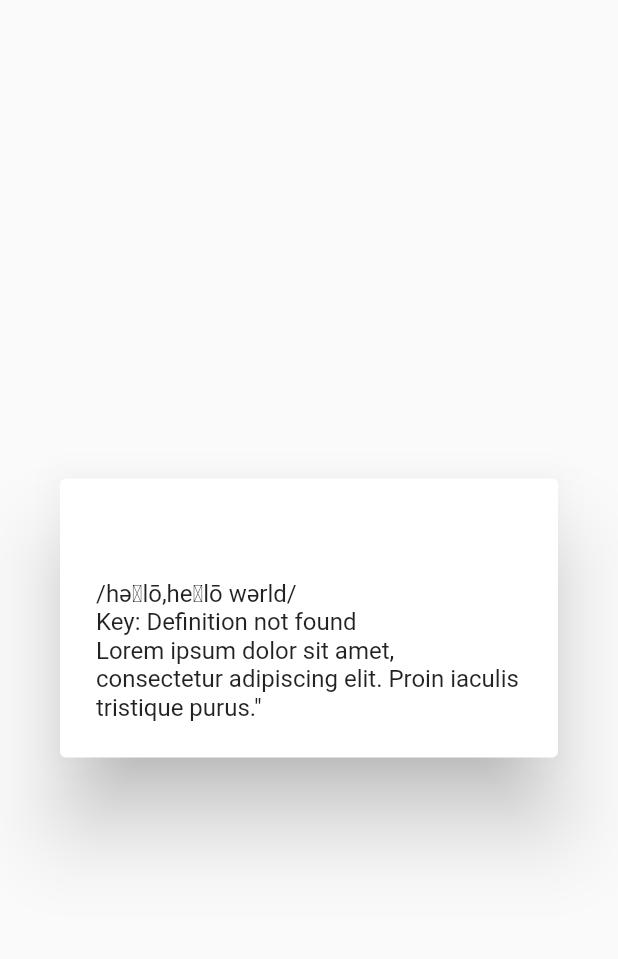
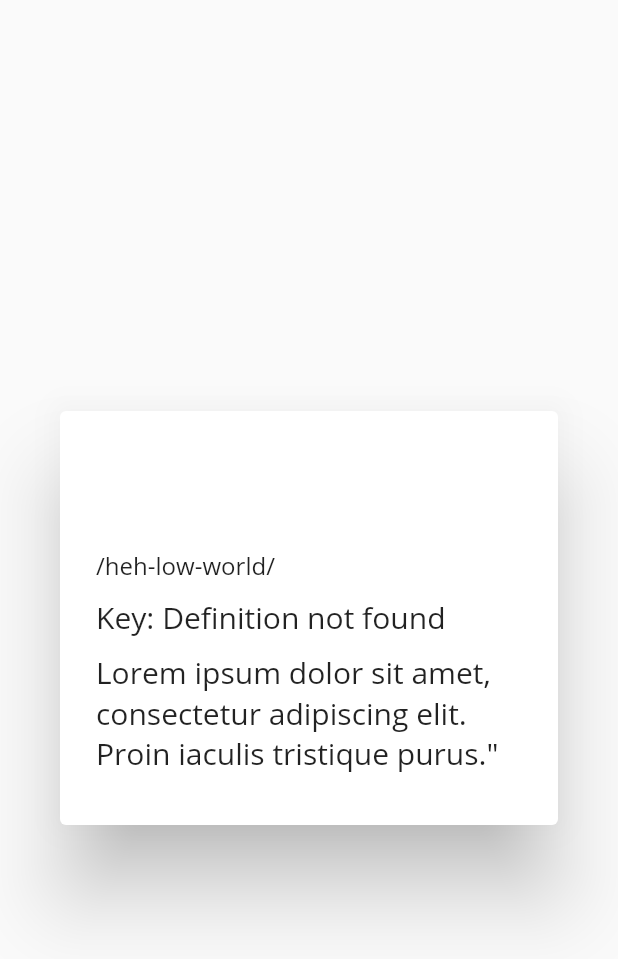
Before and after one commit to ivyla/flutterstringprocessor, a Flutter app: the Message widget shown alone on an empty page, opened directly with empty values, on a phone screen of 412 x 824 dp. Shown: the top 959 px of the screen. Run offline on Flutter 3.47's test engine with Material 2 defaults, Android fonts, the phone set to English and light mode, and no system bars.

Commit message:
added fonts and styled message

```diff
--- a/string_processor/lib/main.dart
+++ b/string_processor/lib/main.dart
@@ -15,12 +15,13 @@ class MyApp extends StatelessWidget {
     return MaterialApp(
       title: 'String Processor',
       theme: ThemeData(
+        fontFamily: 'Open-Sans',
         primarySwatch: Colors.blue,
         visualDensity: VisualDensity.adaptivePlatformDensity,
       ),
       home: Scaffold(
           appBar: AppBar(
-            title: Text('The Impact of Reading Aloud'),
+            title: Text('Assignment 1'),
           ),
           body: new ListView.builder(
               itemCount: stringLists.length,
--- a/string_processor/lib/widgets/message.dart
+++ b/string_processor/lib/widgets/message.dart
@@ -54,15 +54,30 @@ class _MessageState extends State<Message> {
                       }
                     }
                     return AlertDialog(
-                      title: Text(parsedWord.toLowerCase()),
+                      title: Text(parsedWord.toLowerCase(),
+                          style: TextStyle(fontSize: 35)),
                       content: SingleChildScrollView(
                           child: (ListBody(
                         children: <Widget>[
                           // Text("Index " + index),
-                          Text("/həˈlō,heˈlō wərld/"),
-                          Text("Key: " + definitionText),
-                          Text(
-                              '''Lorem ipsum dolor sit amet, consectetur adipiscing elit. Proin iaculis tristique purus.\" ''')
+                          Padding(
+                            padding: EdgeInsets.only(bottom: 10),
+                            child: Text("/heh-low-world/"),
+                          ),
+
+                          Padding(
+                              padding: EdgeInsets.only(bottom: 10),
+                              child: Text(
+                                "Key: " + definitionText,
+                                style: TextStyle(fontSize: 20),
+                              )),
+
+                          Padding(
+                              padding: EdgeInsets.only(bottom: 10),
+                              child: Text(
+                                '''Lorem ipsum dolor sit amet, consectetur adipiscing elit. Proin iaculis tristique purus.\" ''',
+                                style: TextStyle(fontSize: 20),
+                              )),
                         ],
                       ))),
                     );
--- a/string_processor/pubspec.yaml
+++ b/string_processor/pubspec.yaml
@@ -45,6 +45,11 @@ flutter:
   assets:
     - assets/originaltext.txt
     - assets/words.json
+  fonts:
+    - family: Open-Sans
+      fonts:
+        - asset: assets/fonts/OpenSans-Regular.ttf
+        - asset: assets/fonts/OpenSans-Bold.ttf
   # To add assets to your application, add an assets section, like this:
   # assets:
   #   - images/a_dot_burr.jpeg
```
